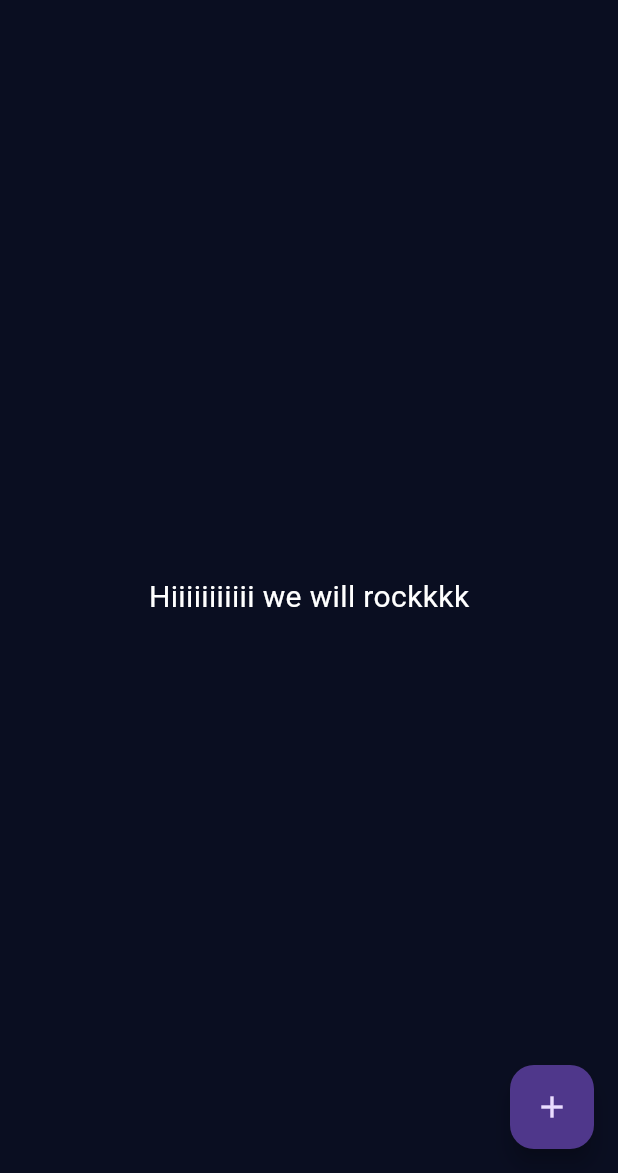
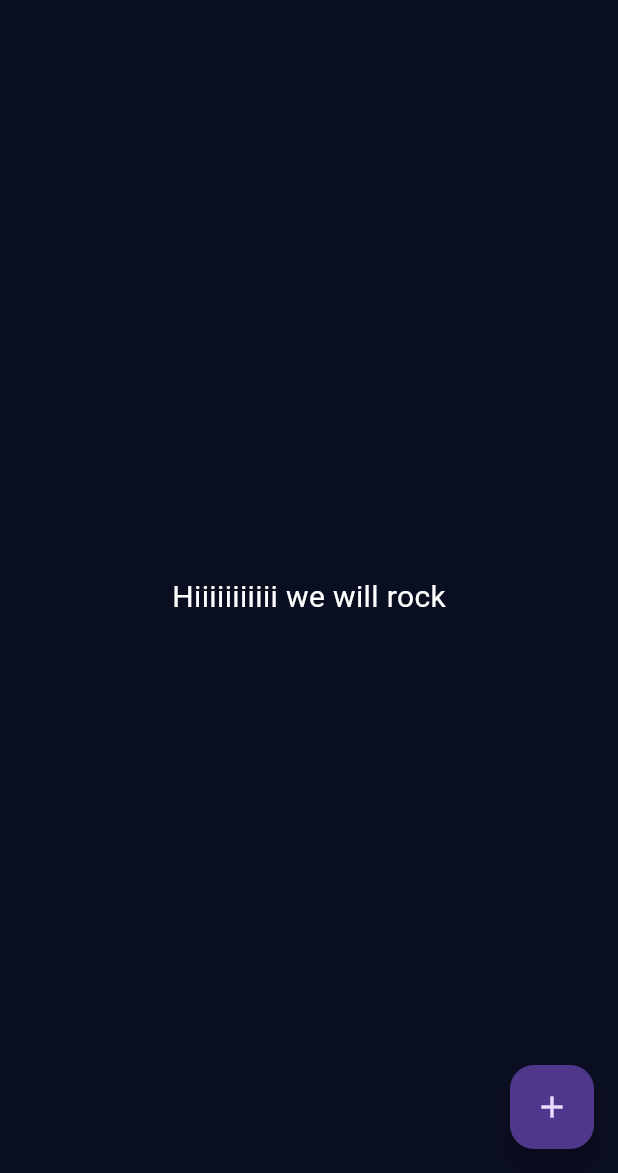
Before and after one commit to Aresdin/BMI-Calculator, a Flutter app: the screen it shows after launch, on a phone screen of 412 x 824 dp, the part 63-1236 px from its top. Run offline on Flutter 3.47's test engine with Material 3 defaults, Android fonts, the phone set to English and light mode, and no system bars.

Commit message:
Update main.dart

```diff
--- a/lib/main.dart
+++ b/lib/main.dart
@@ -33,7 +33,7 @@ class _InputPageState extends State<InputPage> {
         title: Center(child: Text('BMI CALCULATOR')),
       ),
       body: Center(
-        child: Text('Hiiiiiiiiiii\ we will rockkkk',
+        child: Text('Hiiiiiiiiiii\ we will rock',
             style: TextStyle(
               fontSize: 20,
               color: Colors.white,
```
